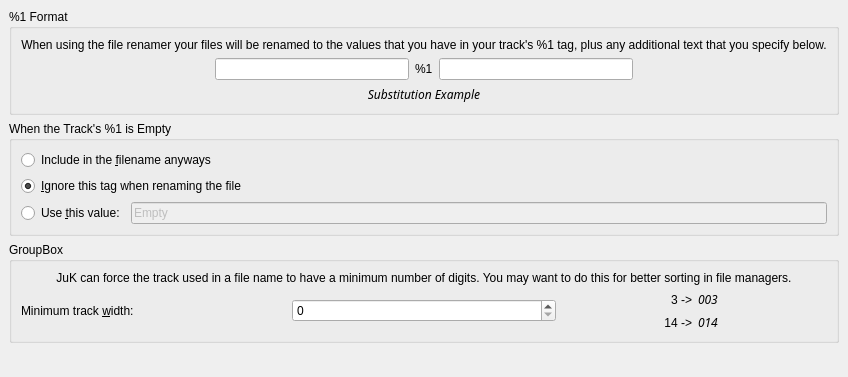
This is filerenameroptionsbase.ui in KDE/juk as Qt 5 draws it before an edit. The edited form follows.
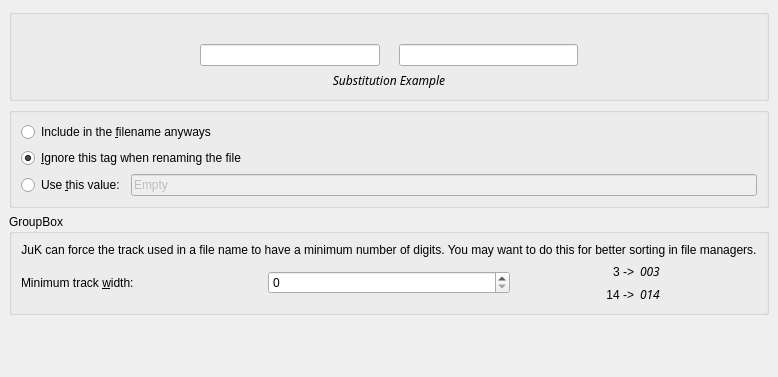
This is the edited form.

Diff of the .ui file:
```diff
--- a/filerenameroptionsbase.ui
+++ b/filerenameroptionsbase.ui
@@ -21,9 +21,6 @@
    </property>
    <item>
     <widget class="QGroupBox" name="m_tagFormatGroup" >
-     <property name="title" >
-      <string>%1 Format</string>
-     </property>
      <layout class="QVBoxLayout" >
       <property name="margin" >
        <number>9</number>
@@ -33,10 +30,7 @@
       </property>
       <item>
        <widget class="QLabel" name="m_description" >
-        <property name="text" >
-         <string>When using the file renamer your files will be renamed to the values that you have in your track's %1 tag, plus any additional text that you specify below.</string>
-        </property>
-        <property name="textFormat" >
+       <property name="textFormat" >
          <enum>Qt::RichText</enum>
         </property>
         <property name="alignment" >
@@ -77,9 +71,6 @@
         </item>
         <item>
          <widget class="QLabel" name="m_tagLabel" >
-          <property name="text" >
-           <string>%1</string>
-          </property>
          </widget>
         </item>
         <item>
@@ -133,9 +124,6 @@
    </item>
    <item>
     <widget class="QGroupBox" name="m_emptyTagGroup" >
-     <property name="title" >
-      <string>When the Track's %1 is Empty</string>
-     </property>
      <layout class="QVBoxLayout" >
       <property name="margin" >
        <number>9</number>
```
Left out of the diff: 3 changed lines with no effect on the pictures.
